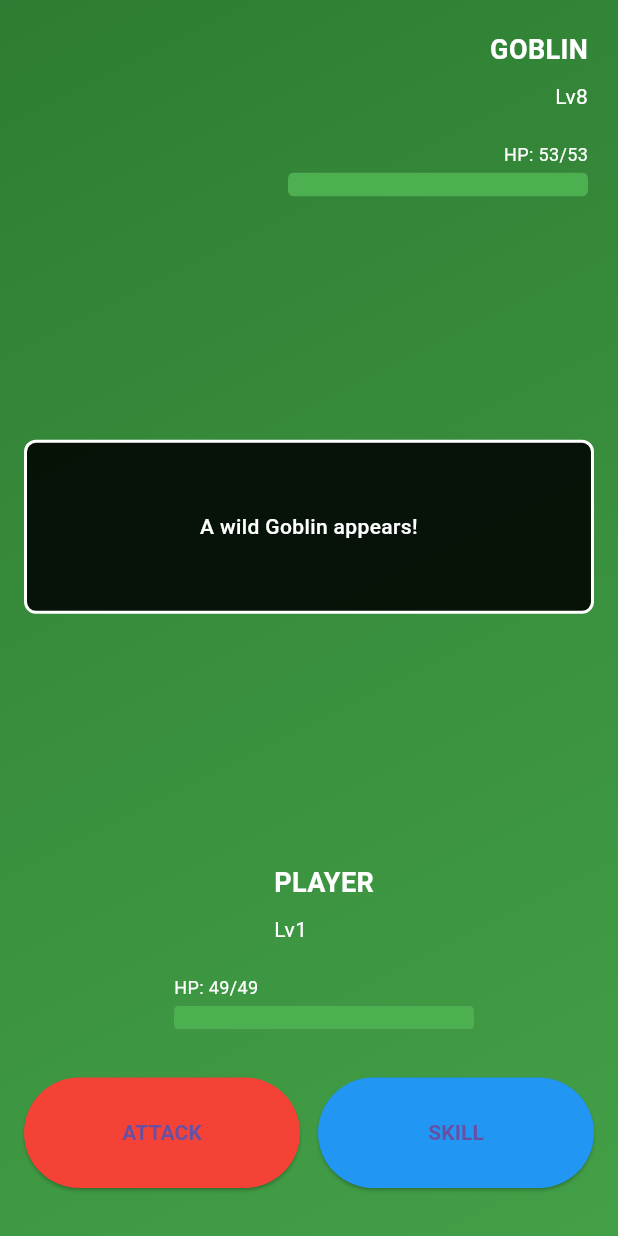
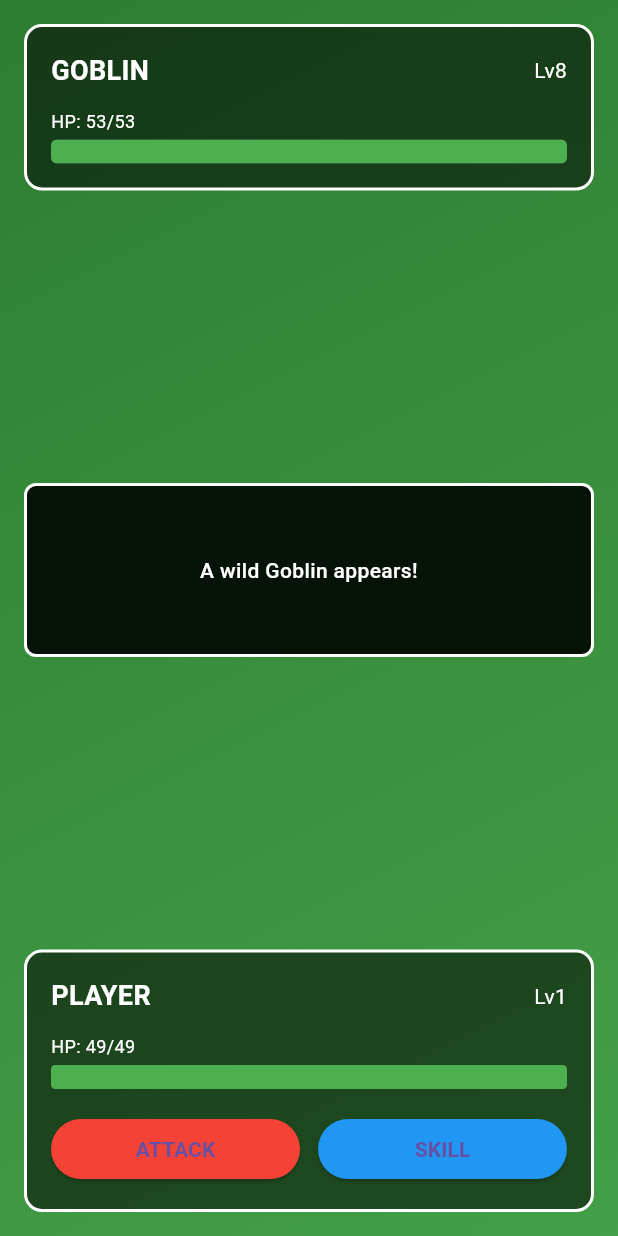
Before and after one commit to Deathstriker387/Mob-Project, a Flutter app: the GameScreen screen opened directly, after a tap on "Patrol the Forest", on a phone screen of 412 x 824 dp. Run offline on Flutter 3.47's test engine with Material 3 defaults, Android fonts, the light colour scheme and no system bars.

Commit message:
final ig

```diff
--- a/lib/main.dart
+++ b/lib/main.dart
@@ -16,7 +16,125 @@ class AdventureGame extends StatelessWidget {
         primarySwatch: Colors.deepPurple,
         useMaterial3: true,
       ),
-      home: const GameScreen(),
+      home: const SplashScreen(),
+    );
+  }
+}
+
+class SplashScreen extends StatefulWidget {
+  const SplashScreen({Key? key}) : super(key: key);
+
+  @override
+  State<SplashScreen> createState() => _SplashScreenState();
+}
+
+class _SplashScreenState extends State<SplashScreen> with SingleTickerProviderStateMixin {
+  late AnimationController _controller;
+  late Animation<double> _rotationAnimation;
+  late Animation<double> _scaleAnimation;
+
+  @override
+  void initState() {
+    super.initState();
+    _controller = AnimationController(
+      duration: const Duration(seconds: 2),
+      vsync: this,
+    )..repeat(reverse: true);
+
+    _rotationAnimation = Tween<double>(
+      begin: -0.1,
+      end: 0.1,
+    ).animate(CurvedAnimation(
+      parent: _controller,
+      curve: Curves.easeInOut,
+    ));
+
+    _scaleAnimation = Tween<double>(
+      begin: 0.95,
+      end: 1.05,
+    ).animate(CurvedAnimation(
+      parent: _controller,
+      curve: Curves.easeInOut,
+    ));
+  }
+
+  @override
+  void dispose() {
+    _controller.dispose();
+    super.dispose();
+  }
+
+  void _startGame() {
+    Navigator.of(context).pushReplacement(
+      MaterialPageRoute(builder: (context) => const GameScreen()),
+    );
+  }
+
+  @override
+  Widget build(BuildContext context) {
+    return Scaffold(
+      backgroundColor: Colors.grey[800],
+      body: Center(
+        child: Column(
+          mainAxisAlignment: MainAxisAlignment.center,
+          children: [
+            const Text(
+              'ADVENTURE QUEST',
+              style: TextStyle(
+                fontSize: 32,
+                fontWeight: FontWeight.bold,
+                color: Colors.white,
+                letterSpacing: 2,
+              ),
+            ),
+            const SizedBox(height: 60),
+            AnimatedBuilder(
+              animation: _controller,
+              builder: (context, child) {
+                return Transform.rotate(
+                  angle: _rotationAnimation.value,
+                  child: Transform.scale(
+                    scale: _scaleAnimation.value,
+                    child: child,
+                  ),
+                );
+              },
+              child: GestureDetector(
+                onTap: _startGame,
+                child: Container(
+                  width: 200,
+                  height: 200,
+                  decoration: BoxDecoration(
+                    color: Colors.deepPurple,
+                    borderRadius: BorderRadius.circular(20),
+                    boxShadow: [
+                      BoxShadow(
+                        color: Colors.deepPurple.withOpacity(0.5),
+                        blurRadius: 20,
+                        spreadRadius: 5,
+                      ),
+                    ],
+                  ),
+                  child: const Icon(
+                    Icons.shield,
+                    size: 100,
+                    color: Colors.white,
+                  ),
+                ),
+              ),
+            ),
+            const SizedBox(height: 40),
+            const Text(
+              'TAP TO START',
+              style: TextStyle(
+                fontSize: 18,
+                color: Colors.white70,
+                letterSpacing: 3,
+              ),
+            ),
+          ],
+        ),
+      ),
     );
   }
 }
@@ -228,11 +346,7 @@ class _GameScreenState extends State<GameScreen> {
   Widget buildMenuScreen() {
     return Container(
       decoration: BoxDecoration(
-        gradient: LinearGradient(
-          begin: Alignment.topLeft,
-          end: Alignment.bottomRight,
-          colors: [Colors.deepPurple[900]!, Colors.purple[700]!],
-        ),
+        color: Colors.grey[600],
       ),
       child: SafeArea(
         child: SingleChildScrollView(
@@ -311,19 +425,19 @@ class _GameScreenState extends State<GameScreen> {
                       const SnackBar(content: Text('Fully healed!')),
                     );
                   },
-                  color: Colors.green,
+                  color: Colors.grey[300]!,
                 ),
                 const SizedBox(height: 12),
                 MenuButton(
                   label: 'Patrol the Forest',
                   onPressed: () => startQuest(1),
-                  color: Colors.blue,
+                  color: Colors.grey[300]!,
                 ),
                 const SizedBox(height: 12),
                 MenuButton(
                   label: 'Clear the Ruins',
                   onPressed: () => startQuest(2),
-                  color: Colors.orange,
+                  color: Colors.grey[300]!,
                 ),
                 const SizedBox(height: 12),
                 MenuButton(
@@ -379,7 +493,7 @@ class _GameScreenState extends State<GameScreen> {
                       ),
                     );
                   },
-                  color: Colors.purple,
+                  color: Colors.grey[300]!,
                 ),
               ],
             ),
@@ -401,23 +515,24 @@ class _GameScreenState extends State<GameScreen> {
         ),
       ),
       child: SafeArea(
+        child: Padding(
+          padding: const EdgeInsets.all(16.0),
           child: Column(
+            mainAxisAlignment: MainAxisAlignment.spaceBetween,
             children: [
-            // Enemy Section
-            Expanded(
-              flex: 2,
-              child: Container(
-                color: Colors.transparent,
+              // Enemy Box
+              Container(
+                padding: const EdgeInsets.all(16),
+                decoration: BoxDecoration(
+                  color: Colors.black54,
+                  borderRadius: BorderRadius.circular(12),
+                  border: Border.all(color: Colors.white, width: 2),
+                ),
                 child: Column(
-                  mainAxisAlignment: MainAxisAlignment.start,
+                  crossAxisAlignment: CrossAxisAlignment.start,
                   children: [
-                    const SizedBox(height: 20),
-                    Align(
-                      alignment: Alignment.topRight,
-                      child: Padding(
-                        padding: const EdgeInsets.only(right: 20.0),
-                        child: Column(
-                          crossAxisAlignment: CrossAxisAlignment.end,
+                    Row(
+                      mainAxisAlignment: MainAxisAlignment.spaceBetween,
                       children: [
                         Text(
                           currentEnemy!.name.toUpperCase(),
@@ -427,7 +542,6 @@ class _GameScreenState extends State<GameScreen> {
                             color: Colors.white,
                           ),
                         ),
-                            const SizedBox(height: 8),
                         Text(
                           'Lv${(currentEnemy!.str + currentEnemy!.end) ~/ 2}',
                           style: const TextStyle(
@@ -437,18 +551,7 @@ class _GameScreenState extends State<GameScreen> {
                         ),
                       ],
                     ),
-                      ),
-                    ),
-                    const SizedBox(height: 20),
-                    Align(
-                      alignment: Alignment.topRight,
-                      child: Padding(
-                        padding: const EdgeInsets.only(right: 20.0),
-                        child: SizedBox(
-                          width: 200,
-                          child: Column(
-                            crossAxisAlignment: CrossAxisAlignment.end,
-                            children: [
+                    const SizedBox(height: 12),
                     Text(
                       'HP: ${currentEnemy!.hp.clamp(0, currentEnemy!.maxHp)}/${currentEnemy!.maxHp}',
                       style: const TextStyle(
@@ -471,15 +574,8 @@ class _GameScreenState extends State<GameScreen> {
                   ],
                 ),
               ),
-                      ),
-                    ),
-                  ],
-                ),
-              ),
-            ),
               // Battle Message Box
               Container(
-              margin: const EdgeInsets.all(16),
                 padding: const EdgeInsets.all(16),
                 decoration: BoxDecoration(
                   color: Colors.black87,
@@ -501,28 +597,28 @@ class _GameScreenState extends State<GameScreen> {
                   ),
                 ),
               ),
-            // Player Section
-            Expanded(
-              flex: 2,
-              child: Container(
-                color: Colors.transparent,
-                child: Column(
-                  mainAxisAlignment: MainAxisAlignment.end,
-                  children: [
-                    Padding(
-                      padding: const EdgeInsets.only(left: 20.0, bottom: 20),
+              // Player Box
+              Container(
+                padding: const EdgeInsets.all(16),
+                decoration: BoxDecoration(
+                  color: Colors.black54,
+                  borderRadius: BorderRadius.circular(12),
+                  border: Border.all(color: Colors.white, width: 2),
+                ),
                 child: Column(
                   crossAxisAlignment: CrossAxisAlignment.start,
                   children: [
-                          Text(
+                    Row(
+                      mainAxisAlignment: MainAxisAlignment.spaceBetween,
+                      children: [
+                        const Text(
                           'PLAYER',
-                            style: const TextStyle(
+                          style: TextStyle(
                             fontSize: 18,
                             fontWeight: FontWeight.bold,
                             color: Colors.white,
                           ),
                         ),
-                          const SizedBox(height: 8),
                         Text(
                           'Lv${gameState.level}',
                           style: const TextStyle(
@@ -532,14 +628,7 @@ class _GameScreenState extends State<GameScreen> {
                         ),
                       ],
                     ),
-                    ),
-                    Padding(
-                      padding: const EdgeInsets.only(left: 20.0, bottom: 16),
-                      child: SizedBox(
-                        width: 200,
-                        child: Column(
-                          crossAxisAlignment: CrossAxisAlignment.start,
-                          children: [
+                    const SizedBox(height: 12),
                     Text(
                       'HP: ${gameState.hp.clamp(0, gameState.maxHp)}/${gameState.maxHp}',
                       style: const TextStyle(
@@ -559,44 +648,32 @@ class _GameScreenState extends State<GameScreen> {
                         ),
                       ),
                     ),
-                          ],
-                        ),
-                      ),
-                    ),
-                  ],
-                ),
-              ),
-            ),
-            // Action Buttons
+                    const SizedBox(height: 16),
+                    // Action Buttons inside player box
                     if (!battleEnded && gameState.hp > 0 && currentEnemy!.hp > 0)
-              Padding(
-                padding: const EdgeInsets.all(16),
-                child: GridView.count(
-                  crossAxisCount: 2,
-                  shrinkWrap: true,
-                  childAspectRatio: 2.5,
-                  mainAxisSpacing: 12,
-                  crossAxisSpacing: 12,
+                      Row(
                         children: [
-                    FightButton(
+                          Expanded(
+                            child: FightButton(
                               label: 'ATTACK',
                               onPressed: isEnemyTurn ? null : playerAttack,
                               color: Colors.red,
                             ),
-                    FightButton(
+                          ),
+                          const SizedBox(width: 12),
+                          Expanded(
+                            child: FightButton(
                               label: 'SKILL',
                               onPressed: isEnemyTurn ? null : () => _showSkillMenu(),
                               color: Colors.blue,
                             ),
+                          ),
                         ],
-                ),
                       )
                     else
-              Padding(
-                padding: const EdgeInsets.all(16),
-                child: SizedBox(
+                      SizedBox(
                         width: double.infinity,
-                  height: 50,
+                        height: 40,
                         child: ElevatedButton(
                           style: ElevatedButton.styleFrom(
                             backgroundColor: Colors.amber,
@@ -618,9 +695,11 @@ class _GameScreenState extends State<GameScreen> {
                           ),
                         ),
                       ),
+                  ],
                 ),
-            const SizedBox(height: 16),
+              ),
             ],
+          ),
         ),
       ),
     );
@@ -659,7 +738,7 @@ class _GameScreenState extends State<GameScreen> {
                   width: double.infinity,
                   child: ElevatedButton(
                     style: ElevatedButton.styleFrom(
-                      backgroundColor: Colors.purple,
+                      backgroundColor: Colors.blue[200],
                       padding: const EdgeInsets.symmetric(vertical: 12),
                     ),
                     onPressed: () {
@@ -710,6 +789,7 @@ class MenuButton extends StatelessWidget {
         style: const TextStyle(
           fontSize: 16,
           fontWeight: FontWeight.bold,
+          color: Colors.black,
         ),
       ),
     );
@@ -733,6 +813,8 @@ class FightButton extends StatelessWidget {
     return ElevatedButton(
       style: ElevatedButton.styleFrom(
         backgroundColor: onPressed == null ? Colors.grey : color,
+        minimumSize: const Size(0, 40),
+        padding: const EdgeInsets.symmetric(horizontal: 16, vertical: 8),
       ),
       onPressed: onPressed,
       child: Text(
```
Lines whose indentation alone changed are shown as unchanged.
